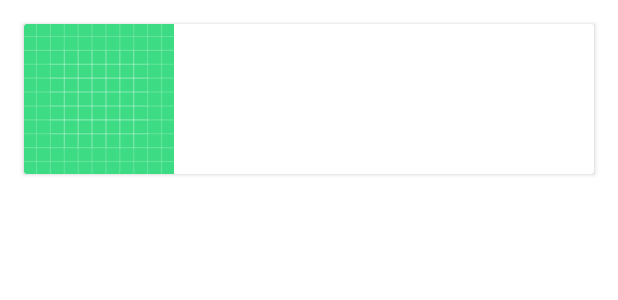
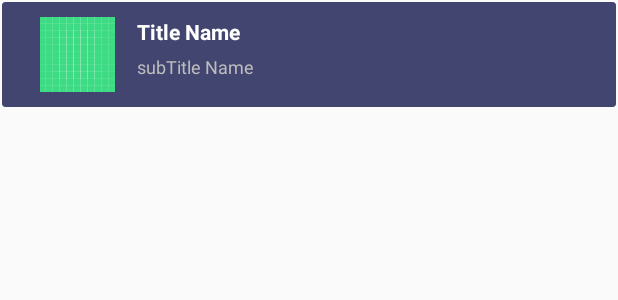
Before and after one commit to kundan-gif/NoBrokerAssignment, an Android app: the layout item_layout.xml on its own in the app's theme, with its tools: preview values and no code run, on a phone screen of 412 x 824 dp. Shown: the top 300 px of the screen. Run offline under Robolectric (Android 15) with nearby library versions, the light colour scheme and no system bars; network calls fail.

Commit message:
Item layout design and handle item on click listener

```diff
--- a/Assignment/app/build.gradle
+++ b/Assignment/app/build.gradle
@@ -77,5 +77,9 @@ dependencies {
     implementation 'androidx.cardview:cardview:1.0.0'
     implementation 'com.github.bumptech.glide:glide:4.12.0'
     annotationProcessor 'com.github.bumptech.glide:compiler:4.12.0'
+    implementation 'com.balysv:material-ripple:1.0.2'
+    implementation 'com.mikhaellopez:circularimageview:3.2.0'
+
+
 
 }
--- a/Assignment/app/src/main/AndroidManifest.xml
+++ b/Assignment/app/src/main/AndroidManifest.xml
@@ -1,16 +1,18 @@
 <?xml version="1.0" encoding="utf-8"?>
 <manifest xmlns:android="http://schemas.android.com/apk/res/android"
     package="com.masai.nobroker">
-    <uses-permission android:name="android.permission.INTERNET"/>
+
+    <uses-permission android:name="android.permission.INTERNET" />
 
     <application
+        android:name=".views.ApplicationClass"
         android:allowBackup="true"
         android:icon="@mipmap/ic_launcher"
         android:label="@string/app_name"
-        android:name=".views.ApplicationClass"
         android:roundIcon="@mipmap/ic_launcher_round"
         android:supportsRtl="true"
         android:theme="@style/Theme.NoBroker">
+        <activity android:name=".views.ItemDetailsActivity"></activity>
         <activity android:name=".views.MainActivity">
             <intent-filter>
                 <action android:name="android.intent.action.MAIN" />
--- a/Assignment/app/src/main/java/com/masai/nobroker/data/remote/ApiServices.kt
+++ b/Assignment/app/src/main/java/com/masai/nobroker/data/remote/ApiServices.kt
@@ -7,11 +7,11 @@ import retrofit2.converter.gson.GsonConverterFactory
 import retrofit2.http.GET
 
 
-const val BASE_URL="https://api.jsonbin.io/"
+const val BASE_URL="https://gist.githubusercontent.com/"
 
 interface ApiInterface{
 
-    @GET("b/60fa8fefa917050205ce5470")
+    @GET("shivarajp/2cbe00030c04472c9d8ad4b0ec112dbe/raw/c651391e428182f08d60d59e79073f3fcf79b858/nobroker")
      suspend fun getPost() : MyResponse
 }
 object ApiServices {
--- a/Assignment/app/src/main/res/layout/activity_main.xml
+++ b/Assignment/app/src/main/res/layout/activity_main.xml
@@ -4,10 +4,9 @@
     xmlns:tools="http://schemas.android.com/tools"
     android:layout_width="match_parent"
     android:layout_height="match_parent"
+    android:background="@color/colorDarkBlue"
     android:orientation="vertical"
     tools:context=".views.MainActivity">
-
-
     <androidx.recyclerview.widget.RecyclerView
         android:id="@+id/recyclerView"
         android:layout_width="match_parent"
--- a/Assignment/app/src/main/res/layout/item_layout.xml
+++ b/Assignment/app/src/main/res/layout/item_layout.xml
@@ -1,37 +1,84 @@
 <?xml version="1.0" encoding="utf-8"?>
-<androidx.cardview.widget.CardView
-    xmlns:android="http://schemas.android.com/apk/res/android"
+
+<androidx.cardview.widget.CardView xmlns:android="http://schemas.android.com/apk/res/android"
+    xmlns:app="http://schemas.android.com/apk/res-auto"
+    xmlns:tools="http://schemas.android.com/tools"
     android:layout_width="match_parent"
-    android:layout_margin="16dp"
-    xmlns:tools="http://schemas.android.com/tools"
-    android:layout_height="wrap_content">
+    android:layout_height="wrap_content"
+    android:layout_margin="1dp"
+    app:cardBackgroundColor="@color/colorDarkBlue2"
+    app:cardCornerRadius="2dp"
+    app:cardElevation="0dp">
+    <LinearLayout
+        android:layout_width="match_parent"
+        android:layout_height="wrap_content"
+        android:orientation="horizontal"
+        android:paddingTop="@dimen/spacing_large"
+        android:paddingBottom="@dimen/spacing_large">
 
-    <RelativeLayout
-        android:layout_width="match_parent"
-        android:layout_height="wrap_content">
-        <ImageView
-            android:layout_width="100dp"
-            android:id="@+id/image"
-            tools:src="@drawable/ic_launcher_background"
-            android:layout_height="100dp"/>
-        <TextView
+        <View
+            android:layout_width="@dimen/spacing_large"
+            android:layout_height="0dp" />
+
+        <RelativeLayout
             android:layout_width="wrap_content"
-            android:id="@+id/title"
-            android:layout_marginLeft="16dp"
-            android:layout_marginTop="16dp"
-            android:layout_toEndOf="@id/image"
-            android:layout_height="wrap_content"/>
-        <TextView
-            android:layout_width="wrap_content"
-            android:id="@+id/subTitle"
-            android:maxWidth="200dp"
-            android:maxLength="50"
-            android:layout_marginLeft="16dp"
-            android:layout_marginTop="10dp"
-            android:layout_toEndOf="@id/image"
-            android:layout_below="@id/title"
-            android:layout_height="wrap_content"/>
+            android:layout_height="wrap_content"
+            android:orientation="vertical">
 
-    </RelativeLayout>
+            <RelativeLayout
+                android:id="@+id/lyt_image"
+                android:layout_width="wrap_content"
+                android:layout_height="wrap_content">
 
+                <ImageView
+                    android:id="@+id/image"
+                    android:layout_width="80dp"
+                    android:layout_height="50dp"
+                    android:src="@drawable/ic_launcher_background" />
+            </RelativeLayout>
+
+        </RelativeLayout>
+
+        <RelativeLayout
+            android:layout_width="0dp"
+            android:layout_height="wrap_content"
+            android:layout_weight="1">
+
+            <LinearLayout
+                android:layout_width="match_parent"
+                android:layout_height="wrap_content"
+                android:orientation="vertical">
+
+                <TextView
+                    android:id="@+id/title"
+                    android:layout_width="wrap_content"
+                    android:layout_height="wrap_content"
+                    android:maxLines="1"
+                    android:singleLine="true"
+                    android:text="Title Name"
+                    android:textAppearance="@style/TextAppearance.AppCompat.Medium"
+                    android:textColor="@color/colorWhite"
+                    android:textSize="14sp"
+                    android:textStyle="bold" />
+
+                <TextView
+                    android:id="@+id/subTitle"
+                    android:layout_width="wrap_content"
+                    android:layout_height="wrap_content"
+                    android:layout_marginTop="5dp"
+                    android:maxLines="1"
+                    android:singleLine="true"
+                    android:text="subTitle Name"
+                    android:textColor="@color/grey_40"
+                    android:textSize="12sp" />
+
+            </LinearLayout>
+
+
+        </RelativeLayout>
+
+        <View
+            android:layout_width="@dimen/spacing_large"
+            android:layout_height="0dp" />
+    </LinearLayout>
 </androidx.cardview.widget.CardView>
--- a/Assignment/app/src/main/res/values/colors.xml
+++ b/Assignment/app/src/main/res/values/colors.xml
@@ -7,4 +7,24 @@
     <color name="teal_700">#FF018786</color>
     <color name="black">#FF000000</color>
     <color name="white">#FFFFFFFF</color>
+    <color name="colorGrey">#dddddd</color>
+
+    <color name="red_500">#ff0040</color>
+
+    <color name="colorDarkBlue">#272C4F</color>
+    <color name="colorDarkBlue2">#42456f</color>
+    <color name="colorDarkBlue3">#565A7B</color>
+
+
+    <color name="colorDark">#1A000000</color>
+    <color name="grey_90">#263238</color>
+    <color name="grey_40">#bcbcbc</color>
+    <color name="colorPurple">#6702ff</color>
+
+    <color name="colorWhite">#FFF</color>
+    <color name="blue_300">#0088ff</color>
+    <color name="colorPrimary">#212441</color>
+    <color name="colorPrimaryDark">#212441</color>
+    <color name="colorAccent">#D81B60</color>
+
 </resources>
--- /dev/null
+++ b/Assignment/app/src/main/res/values/dimens.xml
@@ -0,0 +1,4 @@
+<?xml version="1.0" encoding="utf-8"?>
+<resources>
+    <dimen name="spacing_large">10dp</dimen>
+</resources>
--- a/Assignment/app/src/main/res/values/themes.xml
+++ b/Assignment/app/src/main/res/values/themes.xml
@@ -1,9 +1,9 @@
 <resources xmlns:tools="http://schemas.android.com/tools">
     <!-- Base application theme. -->
-    <style name="Theme.NoBroker" parent="Theme.MaterialComponents.DayNight.DarkActionBar">
+    <style name="Theme.NoBroker" parent="Theme.AppCompat.DayNight.DarkActionBar">
         <!-- Primary brand color. -->
-        <item name="colorPrimary">@color/purple_500</item>
-        <item name="colorPrimaryVariant">@color/purple_700</item>
+        <item name="colorPrimary">@color/colorPrimary</item>
+        <item name="colorPrimaryVariant">@color/colorPrimaryDark</item>
         <item name="colorOnPrimary">@color/white</item>
         <!-- Secondary brand color. -->
         <item name="colorSecondary">@color/teal_200</item>
```
Also changed, not shown: Assignment/app/src/main/java/com/masai/nobroker/repository/MyRepository.kt (+7 -3 lines), Assignment/app/src/main/java/com/masai/nobroker/views/ItemDetailsActivity.kt (added, +22 -0 lines), Assignment/app/src/main/java/com/masai/nobroker/views/MainActivity.kt (+21 -10 lines), Assignment/app/src/main/res/layout/activity_item_details.xml (added, +36 -0 lines), Assignment/app/src/main/res/values/styles.xml (added, +25 -0 lines).
